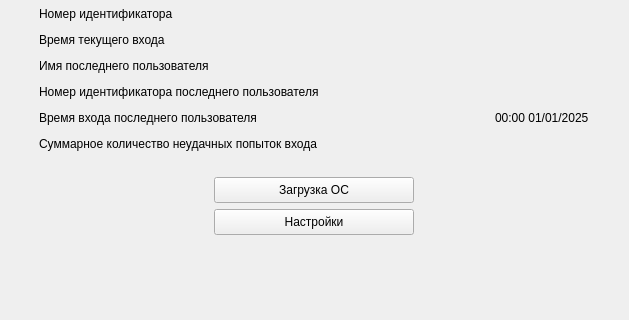
The window that ui/AdminChoicePage.ui (m6v/sobol) describes before a commit, drawn with Qt 5; both pictures show x 0 to 629 and y 227 to 547 of the 629 by 547 pixel window.
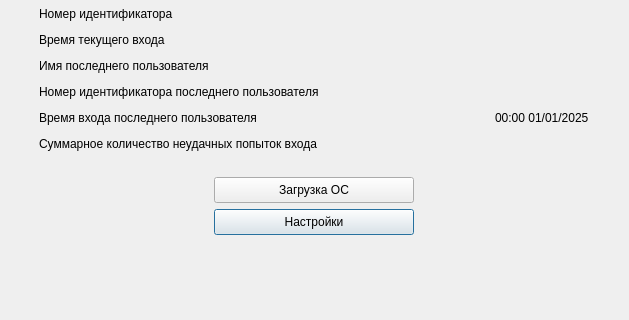
The same window after the commit.

Diff of the .ui file:
```diff
--- a/ui/AdminChoicePage.ui
+++ b/ui/AdminChoicePage.ui
@@ -256,6 +256,9 @@
            <property name="text">
             <string>Настройки</string>
            </property>
+           <property name="default">
+            <bool>true</bool>
+           </property>
           </widget>
          </item>
         </layout>
```
Left out of the diff: 3 changed lines with no effect on the pictures.
